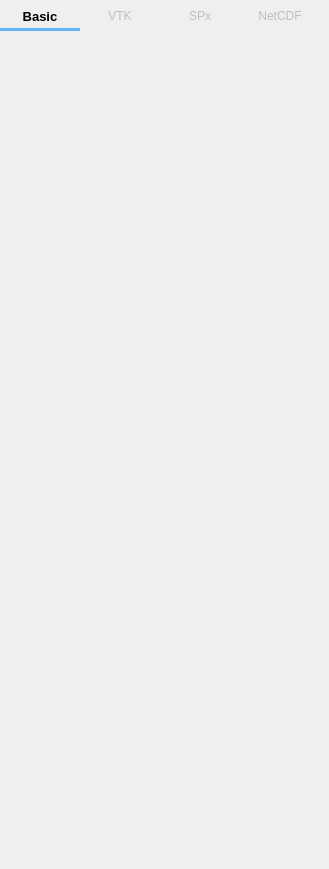
First picture: the form in mfixgui/uifiles/output.ui, repository truongd8593/mfix, before the edit.
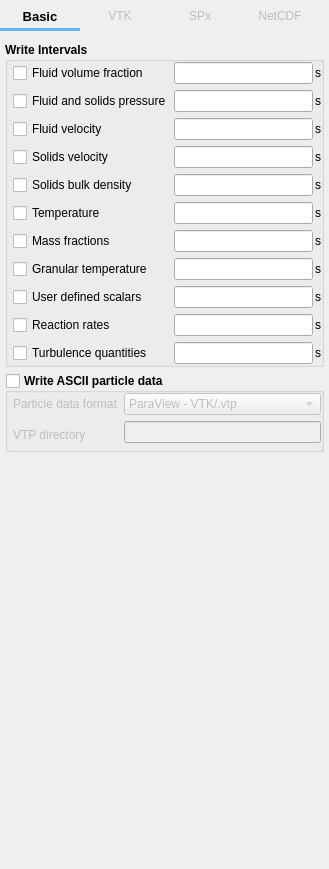
Second picture: the form after the edit. The open tabs and pages were chosen to show the change. Custom widgets are drawn as their Qt base class.

Commit message:
Output pane, netcdf tab
squash! Output pane, netcdf tab

```diff
--- a/mfixgui/uifiles/output.ui
+++ b/mfixgui/uifiles/output.ui
@@ -2203,7 +2203,619 @@
        </item>
       </layout>
      </widget>
-     <widget class="QWidget" name="page_netcdf"/>
+     <widget class="QWidget" name="page_netcdf">
+      <layout class="QGridLayout" name="gridLayout_26">
+       <property name="leftMargin">
+        <number>5</number>
+       </property>
+       <property name="topMargin">
+        <number>0</number>
+       </property>
+       <property name="rightMargin">
+        <number>5</number>
+       </property>
+       <property name="bottomMargin">
+        <number>0</number>
+       </property>
+       <item row="0" column="0">
+        <widget class="QGroupBox" name="groupbox_write_intervals_2">
+         <property name="maximumSize">
+          <size>
+           <width>16777215</width>
+           <height>16777215</height>
+          </size>
+         </property>
+         <property name="font">
+          <font>
+           <weight>75</weight>
+           <bold>true</bold>
+          </font>
+         </property>
+         <property name="title">
+          <string>Write Intervals</string>
+         </property>
+         <property name="flat">
+          <bool>true</bool>
+         </property>
+         <layout class="QGridLayout" name="gridLayout_25">
+          <property name="leftMargin">
+           <number>5</number>
+          </property>
+          <property name="topMargin">
+           <number>0</number>
+          </property>
+          <property name="rightMargin">
+           <number>0</number>
+          </property>
+          <property name="bottomMargin">
+           <number>0</number>
+          </property>
+          <property name="horizontalSpacing">
+           <number>2</number>
+          </property>
+          <property name="verticalSpacing">
+           <number>6</number>
+          </property>
+          <item row="10" column="1">
+           <widget class="LineEdit" name="lineedit_keyword_spx_dt_2_args_7">
+            <property name="maximumSize">
+             <size>
+              <width>16777215</width>
+              <height>16777215</height>
+             </size>
+            </property>
+            <property name="font">
+             <font>
+              <weight>50</weight>
+              <bold>false</bold>
+             </font>
+            </property>
+           </widget>
+          </item>
+          <item row="10" column="2">
+           <widget class="QLabel" name="label_spx_dt_units_args_13">
+            <property name="font">
+             <font>
+              <weight>50</weight>
+              <bold>false</bold>
+             </font>
+            </property>
+            <property name="text">
+             <string>s</string>
+            </property>
+           </widget>
+          </item>
+          <item row="11" column="2">
+           <widget class="QLabel" name="label_spx_dt_units_args_14">
+            <property name="font">
+             <font>
+              <weight>50</weight>
+              <bold>false</bold>
+             </font>
+            </property>
+            <property name="text">
+             <string>s</string>
+            </property>
+           </widget>
+          </item>
+          <item row="8" column="1">
+           <widget class="LineEdit" name="lineedit_keyword_spx_dt_2_args_8">
+            <property name="font">
+             <font>
+              <weight>50</weight>
+              <bold>false</bold>
+             </font>
+            </property>
+           </widget>
+          </item>
+          <item row="8" column="2">
+           <widget class="QLabel" name="label_spx_dt_units_args_15">
+            <property name="font">
+             <font>
+              <weight>50</weight>
+              <bold>false</bold>
+             </font>
+            </property>
+            <property name="text">
+             <string>s</string>
+            </property>
+           </widget>
+          </item>
+          <item row="2" column="1">
+           <widget class="LineEdit" name="lineedit_keyword_spx_dt_2_args_2">
+            <property name="maximumSize">
+             <size>
+              <width>16777215</width>
+              <height>16777215</height>
+             </size>
+            </property>
+            <property name="font">
+             <font>
+              <weight>50</weight>
+              <bold>false</bold>
+             </font>
+            </property>
+           </widget>
+          </item>
+          <item row="2" column="2">
+           <widget class="QLabel" name="label_spx_dt_units_args_16">
+            <property name="font">
+             <font>
+              <weight>50</weight>
+              <bold>false</bold>
+             </font>
+            </property>
+            <property name="text">
+             <string>s</string>
+            </property>
+           </widget>
+          </item>
+          <item row="0" column="1">
+           <widget class="LineEdit" name="lineedit_keyword_spx_dt_2_args_1">
+            <property name="maximumSize">
+             <size>
+              <width>16777215</width>
+              <height>16777215</height>
+             </size>
+            </property>
+            <property name="font">
+             <font>
+              <weight>50</weight>
+              <bold>false</bold>
+             </font>
+            </property>
+           </widget>
+          </item>
+          <item row="9" column="2">
+           <widget class="QLabel" name="label_spx_dt_units_args_12">
+            <property name="font">
+             <font>
+              <weight>50</weight>
+              <bold>false</bold>
+             </font>
+            </property>
+            <property name="text">
+             <string>s</string>
+            </property>
+           </widget>
+          </item>
+          <item row="6" column="1">
+           <widget class="LineEdit" name="lineedit_keyword_spx_dt_2_args_6">
+            <property name="maximumSize">
+             <size>
+              <width>16777215</width>
+              <height>16777215</height>
+             </size>
+            </property>
+            <property name="font">
+             <font>
+              <weight>50</weight>
+              <bold>false</bold>
+             </font>
+            </property>
+           </widget>
+          </item>
+          <item row="7" column="1">
+           <widget class="LineEdit" name="lineedit_keyword_spx_dt_2_args_10">
+            <property name="maximumSize">
+             <size>
+              <width>16777215</width>
+              <height>16777215</height>
+             </size>
+            </property>
+            <property name="font">
+             <font>
+              <weight>50</weight>
+              <bold>false</bold>
+             </font>
+            </property>
+           </widget>
+          </item>
+          <item row="9" column="1">
+           <widget class="LineEdit" name="lineedit_keyword_spx_dt_2_args_9">
+            <property name="maximumSize">
+             <size>
+              <width>16777215</width>
+              <height>16777215</height>
+             </size>
+            </property>
+            <property name="font">
+             <font>
+              <weight>50</weight>
+              <bold>false</bold>
+             </font>
+            </property>
+           </widget>
+          </item>
+          <item row="6" column="2">
+           <widget class="QLabel" name="label_spx_dt_units_args_17">
+            <property name="font">
+             <font>
+              <weight>50</weight>
+              <bold>false</bold>
+             </font>
+            </property>
+            <property name="text">
+             <string>s</string>
+            </property>
+           </widget>
+          </item>
+          <item row="7" column="2">
+           <widget class="QLabel" name="label_spx_dt_units_args_18">
+            <property name="font">
+             <font>
+              <weight>50</weight>
+              <bold>false</bold>
+             </font>
+            </property>
+            <property name="text">
+             <string>s</string>
+            </property>
+           </widget>
+          </item>
+          <item row="5" column="2">
+           <widget class="QLabel" name="label_spx_dt_units_args_19">
+            <property name="font">
+             <font>
+              <weight>50</weight>
+              <bold>false</bold>
+             </font>
+            </property>
+            <property name="text">
+             <string>s</string>
+            </property>
+           </widget>
+          </item>
+          <item row="3" column="1">
+           <widget class="LineEdit" name="lineedit_keyword_spx_dt_2_args_3">
+            <property name="maximumSize">
+             <size>
+              <width>16777215</width>
+              <height>16777215</height>
+             </size>
+            </property>
+            <property name="font">
+             <font>
+              <weight>50</weight>
+              <bold>false</bold>
+             </font>
+            </property>
+           </widget>
+          </item>
+          <item row="4" column="1">
+           <widget class="LineEdit" name="lineedit_keyword_spx_dt_2_args_4">
+            <property name="maximumSize">
+             <size>
+              <width>16777215</width>
+              <height>16777215</height>
+             </size>
+            </property>
+            <property name="font">
+             <font>
+              <weight>50</weight>
+              <bold>false</bold>
+             </font>
+            </property>
+           </widget>
+          </item>
+          <item row="3" column="2">
+           <widget class="QLabel" name="label_spx_dt_units_args_20">
+            <property name="font">
+             <font>
+              <weight>50</weight>
+              <bold>false</bold>
+             </font>
+            </property>
+            <property name="text">
+             <string>s</string>
+            </property>
+           </widget>
+          </item>
+          <item row="5" column="1">
+           <widget class="LineEdit" name="lineedit_keyword_spx_dt_2_args_5">
+            <property name="maximumSize">
+             <size>
+              <width>16777215</width>
+              <height>16777215</height>
+             </size>
+            </property>
+            <property name="font">
+             <font>
+              <weight>50</weight>
+              <bold>false</bold>
+             </font>
+            </property>
+           </widget>
+          </item>
+          <item row="4" column="2">
+           <widget class="QLabel" name="label_spx_dt_units_args_21">
+            <property name="font">
+             <font>
+              <weight>50</weight>
+              <bold>false</bold>
+             </font>
+            </property>
+            <property name="text">
+             <string>s</string>
+            </property>
+           </widget>
+          </item>
+          <item row="11" column="1">
+           <widget class="LineEdit" name="lineedit_keyword_spx_dt_2_args_11">
+            <property name="font">
+             <font>
+              <weight>50</weight>
+              <bold>false</bold>
+             </font>
+            </property>
+           </widget>
+          </item>
+          <item row="0" column="2">
+           <widget class="QLabel" name="label_spx_dt_units_args_22">
+            <property name="font">
+             <font>
+              <weight>50</weight>
+              <bold>false</bold>
+             </font>
+            </property>
+            <property name="text">
+             <string>s</string>
+            </property>
+           </widget>
+          </item>
+          <item row="0" column="0">
+           <widget class="CheckBox" name="checkbox_keyword_bwrite_netcdf_args_1">
+            <property name="font">
+             <font>
+              <weight>50</weight>
+              <bold>false</bold>
+             </font>
+            </property>
+            <property name="text">
+             <string>Fluid volume fraction</string>
+            </property>
+           </widget>
+          </item>
+          <item row="2" column="0">
+           <widget class="CheckBox" name="checkbox_keyword_bwrite_netcdf_args_2">
+            <property name="font">
+             <font>
+              <weight>50</weight>
+              <bold>false</bold>
+             </font>
+            </property>
+            <property name="text">
+             <string>Fluid and solids pressure</string>
+            </property>
+           </widget>
+          </item>
+          <item row="3" column="0">
+           <widget class="CheckBox" name="checkbox_keyword_bwrite_netcdf_args_4">
+            <property name="font">
+             <font>
+              <weight>50</weight>
+              <bold>false</bold>
+             </font>
+            </property>
+            <property name="text">
+             <string>Fluid velocity</string>
+            </property>
+           </widget>
+          </item>
+          <item row="4" column="0">
+           <widget class="CheckBox" name="checkbox_keyword_bwrite_netcdf_args_5">
+            <property name="font">
+             <font>
+              <weight>50</weight>
+              <bold>false</bold>
+             </font>
+            </property>
+            <property name="text">
+             <string>Solids velocity</string>
+            </property>
+           </widget>
+          </item>
+          <item row="5" column="0">
+           <widget class="CheckBox" name="checkBox_5">
+            <property name="font">
+             <font>
+              <weight>50</weight>
+              <bold>false</bold>
+             </font>
+            </property>
+            <property name="text">
+             <string>Solids bulk density</string>
+            </property>
+           </widget>
+          </item>
+          <item row="6" column="0">
+           <widget class="CheckBox" name="checkBox_6">
+            <property name="font">
+             <font>
+              <weight>50</weight>
+              <bold>false</bold>
+             </font>
+            </property>
+            <property name="text">
+             <string>Temperature</string>
+            </property>
+           </widget>
+          </item>
+          <item row="7" column="0">
+           <widget class="CheckBox" name="checkBox_7">
+            <property name="font">
+             <font>
+              <weight>50</weight>
+              <bold>false</bold>
+             </font>
+            </property>
+            <property name="text">
+             <string>Mass fractions</string>
+            </property>
+           </widget>
+          </item>
+          <item row="8" column="0">
+           <widget class="CheckBox" name="checkBox_8">
+            <property name="font">
+             <font>
+              <weight>50</weight>
+              <bold>false</bold>
+             </font>
+            </property>
+            <property name="text">
+             <string>Granular temperature</string>
+            </property>
+           </widget>
+          </item>
+          <item row="9" column="0">
+           <widget class="CheckBox" name="checkBox_9">
+            <property name="font">
+             <font>
+              <weight>50</weight>
+              <bold>false</bold>
+             </font>
+            </property>
+            <property name="text">
+             <string>User defined scalars</string>
+            </property>
+           </widget>
+          </item>
+          <item row="10" column="0">
+           <widget class="CheckBox" name="checkBox_10">
+            <property name="font">
+             <font>
+              <weight>50</weight>
+              <bold>false</bold>
+             </font>
+            </property>
+            <property name="text">
+             <string>Reaction rates</string>
+            </property>
+           </widget>
+          </item>
+          <item row="11" column="0">
+           <widget class="CheckBox" name="checkBox_11">
+            <property name="font">
+             <font>
+              <weight>50</weight>
+              <bold>false</bold>
+             </font>
+            </property>
+            <property name="text">
+             <string>Turbulence quantities</string>
+            </property>
+           </widget>
+          </item>
+         </layout>
+        </widget>
+       </item>
+       <item row="1" column="0">
+        <widget class="QGroupBox" name="groupbox_print_des_data_2">
+         <property name="font">
+          <font>
+           <weight>75</weight>
+           <bold>true</bold>
+          </font>
+         </property>
+         <property name="title">
+          <string>Write ASCII particle data</string>
+         </property>
+         <property name="flat">
+          <bool>true</bool>
+         </property>
+         <property name="checkable">
+          <bool>true</bool>
+         </property>
+         <property name="checked">
+          <bool>false</bool>
+         </property>
+         <layout class="QGridLayout" name="gridLayout_24">
+          <property name="leftMargin">
+           <number>5</number>
+          </property>
+          <property name="topMargin">
+           <number>0</number>
+          </property>
+          <property name="rightMargin">
+           <number>0</number>
+          </property>
+          <property name="bottomMargin">
+           <number>0</number>
+          </property>
+          <item row="0" column="0">
+           <widget class="QLabel" name="label_des_output_type_2">
+            <property name="font">
+             <font>
+              <weight>50</weight>
+              <bold>false</bold>
+             </font>
+            </property>
+            <property name="text">
+             <string>Particle data format</string>
+            </property>
+           </widget>
+          </item>
+          <item row="0" column="1">
+           <widget class="QComboBox" name="combobox_des_output_type_2">
+            <property name="font">
+             <font>
+              <weight>50</weight>
+              <bold>false</bold>
+             </font>
+            </property>
+            <item>
+             <property name="text">
+              <string>ParaView - VTK/.vtp</string>
+             </property>
+            </item>
+            <item>
+             <property name="text">
+              <string>Tecplot - .dat</string>
+             </property>
+            </item>
+           </widget>
+          </item>
+          <item row="1" column="1">
+           <widget class="LineEdit" name="lineedit_keyword_vtp_dir_2">
+            <property name="font">
+             <font>
+              <weight>50</weight>
+              <bold>false</bold>
+             </font>
+            </property>
+           </widget>
+          </item>
+          <item row="1" column="0" rowspan="2">
+           <widget class="QLabel" name="label_vtp_dir_2">
+            <property name="font">
+             <font>
+              <weight>50</weight>
+              <bold>false</bold>
+             </font>
+            </property>
+            <property name="text">
+             <string>VTP directory</string>
+            </property>
+           </widget>
+          </item>
+         </layout>
+        </widget>
+       </item>
+       <item row="2" column="0">
+        <spacer name="verticalSpacer_10">
+         <property name="orientation">
+          <enum>Qt::Vertical</enum>
+         </property>
+         <property name="sizeHint" stdset="0">
+          <size>
+           <width>20</width>
+           <height>399</height>
+          </size>
+         </property>
+        </spacer>
+       </item>
+      </layout>
+     </widget>
     </widget>
    </item>
   </layout>
```
Left out of the diff: 106 changed lines with no effect on the pictures. The commit also changes 1 other file.
